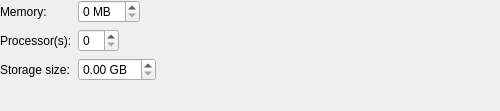
The window that src/plugins/mer/mervirtualmachinesettingswidget.ui (sailfishos/sailfish-qtcreator) describes before a commit, drawn with Qt 5.
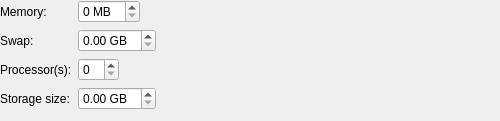
The same window after the commit.

Commit message: Mer: Allow to control build engine's swap size

```diff
--- a/src/plugins/mer/mervirtualmachinesettingswidget.ui
+++ b/src/plugins/mer/mervirtualmachinesettingswidget.ui
@@ -7,7 +7,7 @@
     <x>0</x>
     <y>0</y>
     <width>500</width>
-    <height>111</height>
+    <height>120</height>
    </rect>
   </property>
   <property name="windowTitle">
@@ -60,7 +60,7 @@
      </item>
     </layout>
    </item>
-   <item row="1" column="0">
+   <item row="2" column="0">
     <widget class="QLabel" name="cpuLabel">
      <property name="text">
       <string>Processor(s):</string>
@@ -70,7 +70,7 @@
      </property>
     </widget>
    </item>
-   <item row="2" column="0">
+   <item row="3" column="0">
     <widget class="QLabel" name="storageSizeLabel">
      <property name="text">
       <string>Storage size:</string>
@@ -80,7 +80,7 @@
      </property>
     </widget>
    </item>
-   <item row="1" column="1">
+   <item row="2" column="1">
     <layout class="QHBoxLayout" name="horizontalLayout_2">
      <item>
       <widget class="QSpinBox" name="cpuCountSpinBox">
@@ -101,7 +101,7 @@
      </item>
     </layout>
    </item>
-   <item row="2" column="1">
+   <item row="3" column="1">
     <layout class="QHBoxLayout" name="horizontalLayout_3">
      <item>
       <widget class="QDoubleSpinBox" name="storageSizeGbSpinBox">
@@ -128,6 +128,43 @@
      </item>
     </layout>
    </item>
+   <item row="1" column="0">
+    <widget class="QLabel" name="swapLabel">
+     <property name="text">
+      <string>Swap:</string>
+     </property>
+     <property name="buddy">
+      <cstring>swapSizeGbSpinBox</cstring>
+     </property>
+    </widget>
+   </item>
+   <item row="1" column="1">
+    <layout class="QHBoxLayout" name="horizontalLayout_4">
+     <item>
+      <widget class="QDoubleSpinBox" name="swapSizeGbSpinBox">
+       <property name="sizePolicy">
+        <sizepolicy hsizetype="Fixed" vsizetype="Fixed">
+         <horstretch>0</horstretch>
+         <verstretch>0</verstretch>
+        </sizepolicy>
+       </property>
+       <property name="toolTip">
+        <string>Setting to zero disables swap (defaullt). Swap may consume the free storage size inside the virtual machine. If the requested size cannot be served, the highest possible size will be set instead.</string>
+       </property>
+       <property name="suffix">
+        <string> GB</string>
+       </property>
+      </widget>
+     </item>
+     <item>
+      <widget class="QLabel" name="swapSizeInfoLabel">
+       <property name="text">
+        <string/>
+       </property>
+      </widget>
+     </item>
+    </layout>
+   </item>
   </layout>
  </widget>
  <resources/>
```
Left out of the diff: 6 changed lines with no effect on the pictures. The commit also changes 6 other files.
